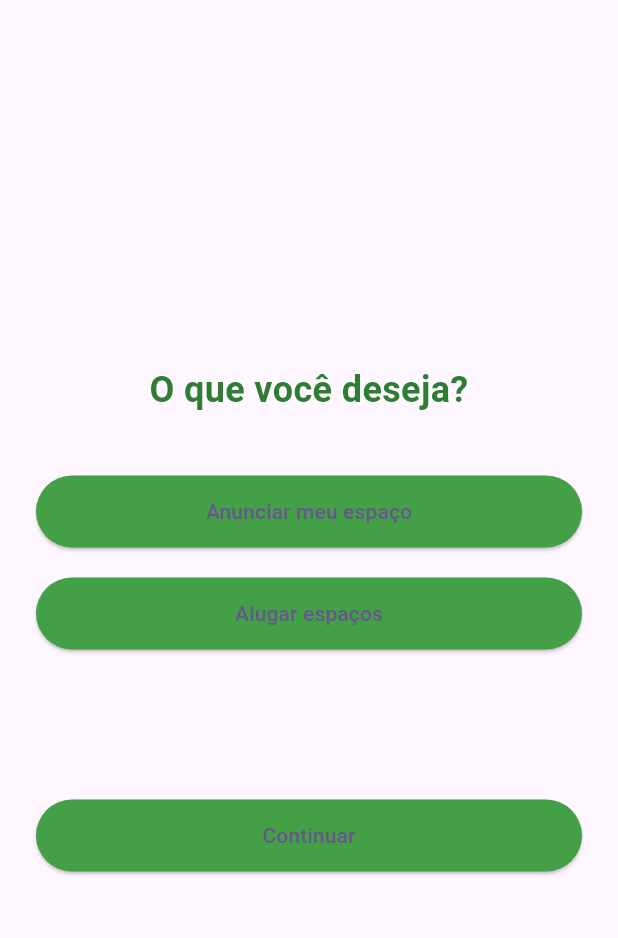
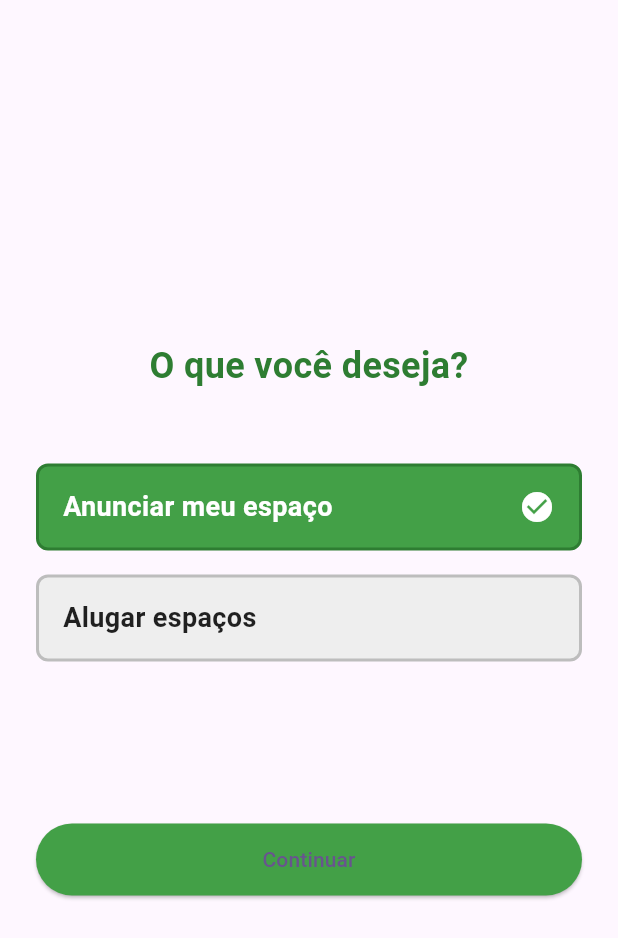
Before and after one commit to ArthurRodPaula/Espaco-Ja, a Flutter app: the OpcoesScreen screen opened directly, after a tap on "Anunciar meu espaço", on a phone screen of 412 x 824 dp. Shown: the top 938 px of the screen. Run offline on Flutter 3.47's test engine with Material 3 defaults, Android fonts, the phone set to English and light mode, and no system bars; network calls fail.

Commit message:
interacao entre todas as telas

```diff
--- a/lib/main.dart
+++ b/lib/main.dart
@@ -1,6 +1,5 @@
 import 'package:flutter/material.dart';
 import 'screens/home_screen.dart';
-import 'screens/opcoes_screen.dart';
 
 void main() {
   runApp(const MyApp());
--- a/lib/screens/home_screen.dart
+++ b/lib/screens/home_screen.dart
@@ -1,5 +1,5 @@
 import 'package:flutter/material.dart';
-import 'opcoes_screen.dart';
+import 'login_screen.dart';
 
 
 class HomeScreen extends StatelessWidget {
@@ -55,7 +55,7 @@ class HomeScreen extends StatelessWidget {
                     onPressed: () {
                         Navigator.push(
                           context,
-                          MaterialPageRoute(builder: (context) => OpcoesScreen()),
+                          MaterialPageRoute(builder: (context) => LoginScreen()),
                         );
                       },
                     style: ElevatedButton.styleFrom(
--- a/lib/screens/login_screen.dart
+++ b/lib/screens/login_screen.dart
@@ -1,5 +1,6 @@
 import 'package:flutter/material.dart';
 import 'package:flutter/services.dart';
+import 'opcoes_screen.dart';
 
 void main() {
   runApp(MyApp());
@@ -330,8 +331,11 @@ class _LoginScreenState extends State<LoginScreen> {
                     height: 56,
                     child: ElevatedButton(
                       onPressed: () {
-                        // Handle login
-                      },
+                        Navigator.push(
+                          context,
+                          MaterialPageRoute(builder: (context) => OpcoesScreen()),
+                          );
+                        },
                       style: ElevatedButton.styleFrom(
                         backgroundColor: Color(0xFF2E7D32),
                         shape: RoundedRectangleBorder(
--- a/lib/screens/opcoes_screen.dart
+++ b/lib/screens/opcoes_screen.dart
@@ -7,6 +7,45 @@ class OpcoesScreen extends StatefulWidget {
 
 class _OpcoesScreenState extends State<OpcoesScreen> {
   String? escolha;
+
+  Widget opcaoWidget(String texto) {
+    bool selecionado = escolha == texto;
+
+    return GestureDetector(
+      onTap: () {
+        setState(() {
+          escolha = texto;
+        });
+      },
+      child: Container(
+        padding: EdgeInsets.symmetric(vertical: 14, horizontal: 16),
+        margin: EdgeInsets.symmetric(vertical: 8),
+        decoration: BoxDecoration(
+          color: selecionado ? Colors.green[600] : Colors.grey[200],
+          borderRadius: BorderRadius.circular(8),
+          border: Border.all(
+            color: selecionado ? Colors.green[800]! : Colors.grey[400]!,
+            width: 2,
+          ),
+        ),
+        child: Row(
+          mainAxisAlignment: MainAxisAlignment.spaceBetween,
+          children: [
+            Text(
+              texto,
+              style: TextStyle(
+                color: selecionado ? Colors.white : Colors.black87,
+                fontSize: 18,
+                fontWeight: FontWeight.w600,
+              ),
+            ),
+            if (selecionado)
+              Icon(Icons.check_circle, color: Colors.white),
+          ],
+        ),
+      ),
+    );
+  }
 
   @override
   Widget build(BuildContext context) {
@@ -28,39 +67,11 @@ class _OpcoesScreenState extends State<OpcoesScreen> {
             ),
             SizedBox(height: 40),
 
-            // Botão 1: Anunciar meu espaço
-            ElevatedButton(
-              style: ElevatedButton.styleFrom(
-                backgroundColor: Colors.green[600],
-                minimumSize: Size(double.infinity, 48),
-              ),
-              onPressed: () {
-                setState(() {
-                  escolha = 'Anunciar meu espaço';
-                });
-              },
-              child: Text('Anunciar meu espaço'),
-            ),
-
-            SizedBox(height: 20),
-
-            // Botão 2: Alugar espaços
-            ElevatedButton(
-              style: ElevatedButton.styleFrom(
-                backgroundColor: Colors.green[600],
-                minimumSize: Size(double.infinity, 48),
-              ),
-              onPressed: () {
-                setState(() {
-                  escolha = 'Alugar espaços';
-                });
-              },
-              child: Text('Alugar espaços'),
-            ),
+            opcaoWidget('Anunciar meu espaço'),
+            opcaoWidget('Alugar espaços'),
 
             SizedBox(height: 100),
 
-            // Botão Continuar
             ElevatedButton(
               style: ElevatedButton.styleFrom(
                 backgroundColor: Colors.green[600],
```
